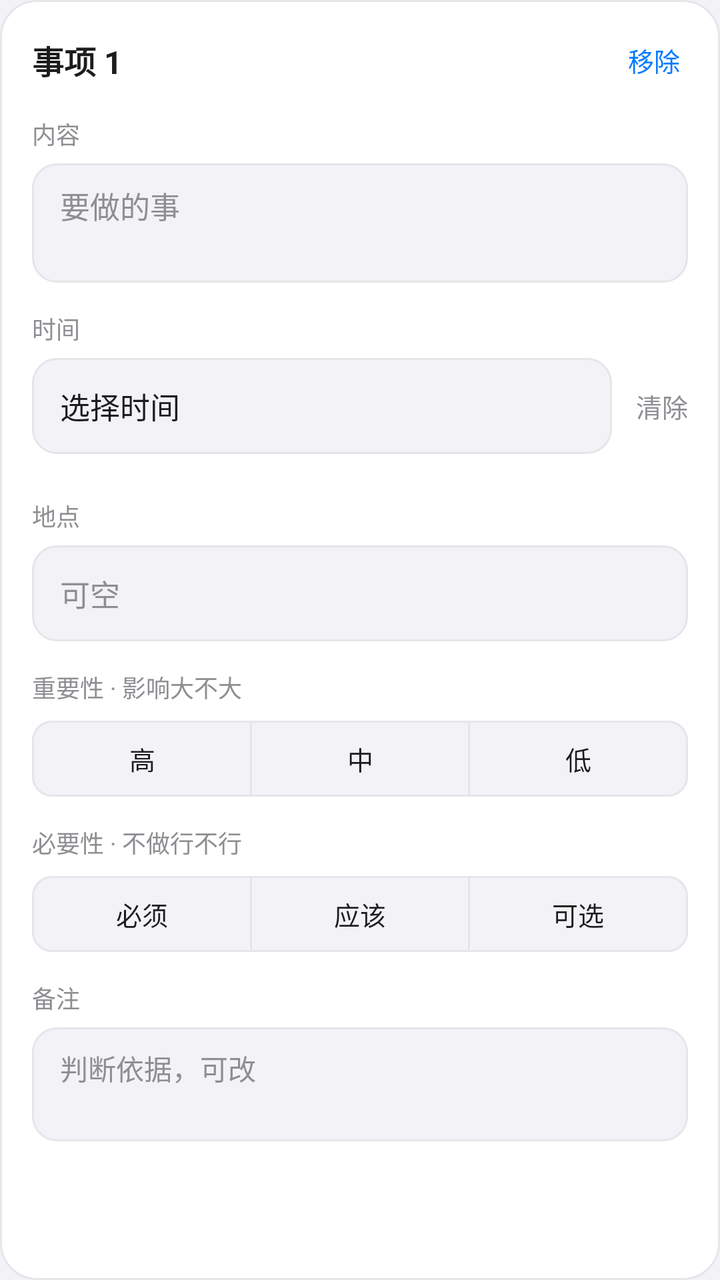
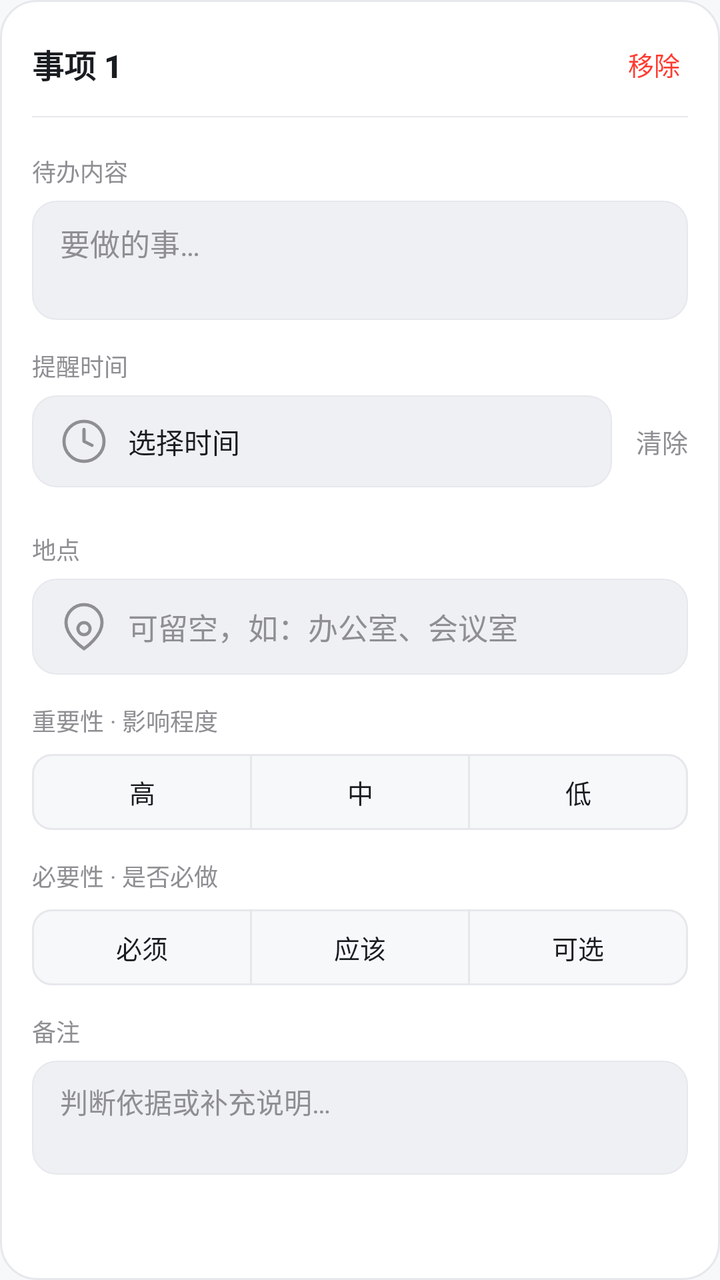

Before-and-after screenshots of an Android layout around one commit, followed by the original layout XML and the change that was made.
<!-- AndroidManifest.xml: application theme Theme.Shiban -->
<!-- res/layout/item_review.xml -->
<?xml version="1.0" encoding="utf-8"?>
<LinearLayout xmlns:android="http://schemas.android.com/apk/res/android"
    xmlns:app="http://schemas.android.com/apk/res-auto"
    android:layout_width="match_parent"
    android:layout_height="wrap_content"
    android:layout_marginTop="12dp"
    android:background="@drawable/bg_card"
    android:orientation="vertical"
    android:paddingLeft="16dp"
    android:paddingTop="14dp"
    android:paddingRight="16dp"
    android:paddingBottom="16dp">

    <LinearLayout
        android:layout_width="match_parent"
        android:layout_height="wrap_content"
        android:gravity="center_vertical"
        android:orientation="horizontal">

        <TextView
            android:id="@+id/index"
            android:layout_width="0dp"
            android:layout_height="wrap_content"
            android:layout_weight="1"
            android:text="事项 1"
            android:textColor="@color/ink"
            android:textSize="16sp"
            android:textStyle="bold" />

        <TextView
            android:id="@+id/remove"
            android:layout_width="wrap_content"
            android:layout_height="32dp"
            android:gravity="center"
            android:paddingLeft="8dp"
            android:paddingRight="4dp"
            android:text="移除"
            android:textColor="@color/seal"
            android:textSize="13sp" />
    </LinearLayout>

    <TextView
        style="@style/ShibanLabel"
        android:layout_marginTop="12dp"
        android:text="内容" />

    <android.widget.EditText
        android:id="@+id/content"
        style="@style/Widget.Shiban.Field"
        android:gravity="top|start"
        android:hint="要做的事"
        android:inputType="textMultiLine|textCapSentences"
        android:minLines="2" />

    <TextView
        style="@style/ShibanLabel"
        android:text="时间" />

    <LinearLayout
        android:layout_width="match_parent"
        android:layout_height="wrap_content"
        android:layout_marginTop="6dp"
        android:gravity="center_vertical"
        android:orientation="horizontal">

        <TextView
            android:id="@+id/timeButton"
            android:layout_width="0dp"
            android:layout_height="48dp"
            android:layout_weight="1"
            android:background="@drawable/bg_input"
            android:gravity="center_vertical"
            android:paddingLeft="14dp"
            android:paddingRight="14dp"
            android:text="选择时间"
            android:textColor="@color/ink"
            android:textSize="15sp" />

        <TextView
            android:id="@+id/timeClear"
            android:layout_width="wrap_content"
            android:layout_height="48dp"
            android:gravity="center"
            android:paddingLeft="12dp"
            android:text="清除"
            android:textColor="@color/muted"
            android:textSize="13sp" />
    </LinearLayout>

    <HorizontalScrollView
        android:layout_width="match_parent"
        android:layout_height="wrap_content"
        android:layout_marginTop="8dp"
        android:scrollbars="none">

        <LinearLayout
            android:id="@+id/timeQuick"
            android:layout_width="wrap_content"
            android:layout_height="wrap_content"
            android:orientation="horizontal" />
    </HorizontalScrollView>

    <TextView
        android:id="@+id/timeOriginal"
        android:layout_width="match_parent"
        android:layout_height="wrap_content"
        android:layout_marginTop="6dp"
        android:textColor="@color/gold"
        android:textSize="12sp"
        android:visibility="gone" />

    <TextView
        style="@style/ShibanLabel"
        android:text="地点" />

    <android.widget.EditText
        android:id="@+id/location"
        style="@style/Widget.Shiban.Field"
        android:hint="可空"
        android:inputType="text" />

    <TextView
        style="@style/ShibanLabel"
        android:text="重要性 · 影响大不大" />

    <com.google.android.material.button.MaterialButtonToggleGroup
        android:id="@+id/importance"
        android:layout_width="match_parent"
        android:layout_height="wrap_content"
        android:layout_marginTop="8dp"
        app:selectionRequired="true"
        app:singleSelection="true">

        <com.google.android.material.button.MaterialButton
            android:id="@+id/impHigh"
            style="@style/Widget.Shiban.Toggle"
            android:layout_width="0dp"
            android:layout_height="wrap_content"
            android:layout_weight="1"
            android:text="高" />

        <com.google.android.material.button.MaterialButton
            android:id="@+id/impMedium"
            style="@style/Widget.Shiban.Toggle"
            android:layout_width="0dp"
            android:layout_height="wrap_content"
            android:layout_weight="1"
            android:text="中" />

        <com.google.android.material.button.MaterialButton
            android:id="@+id/impLow"
            style="@style/Widget.Shiban.Toggle"
            android:layout_width="0dp"
            android:layout_height="wrap_content"
            android:layout_weight="1"
            android:text="低" />
    </com.google.android.material.button.MaterialButtonToggleGroup>

    <TextView
        style="@style/ShibanLabel"
        android:text="必要性 · 不做行不行" />

    <com.google.android.material.button.MaterialButtonToggleGroup
        android:id="@+id/necessity"
        android:layout_width="match_parent"
        android:layout_height="wrap_content"
        android:layout_marginTop="8dp"
        app:selectionRequired="true"
        app:singleSelection="true">

        <com.google.android.material.button.MaterialButton
            android:id="@+id/necMust"
            style="@style/Widget.Shiban.Toggle"
            android:layout_width="0dp"
            android:layout_height="wrap_content"
            android:layout_weight="1"
            android:text="必须" />

        <com.google.android.material.button.MaterialButton
            android:id="@+id/necShould"
            style="@style/Widget.Shiban.Toggle"
            android:layout_width="0dp"
            android:layout_height="wrap_content"
            android:layout_weight="1"
            android:text="应该" />

        <com.google.android.material.button.MaterialButton
            android:id="@+id/necOptional"
            style="@style/Widget.Shiban.Toggle"
            android:layout_width="0dp"
            android:layout_height="wrap_content"
            android:layout_weight="1"
            android:text="可选" />
    </com.google.android.material.button.MaterialButtonToggleGroup>

    <TextView
        style="@style/ShibanLabel"
        android:text="备注" />

    <android.widget.EditText
        android:id="@+id/note"
        style="@style/Widget.Shiban.Field"
        android:gravity="top|start"
        android:hint="判断依据，可改"
        android:inputType="textMultiLine|textCapSentences"
        android:minLines="2"
        android:textSize="14sp" />
</LinearLayout>
<!-- resources referenced by this layout -->
<resources>
  <color name="gold">#8A8A8A</color>
  <color name="ink">#1C1C1E</color>
  <color name="muted">#8E8E93</color>
  <color name="seal">#007AFF</color>
  <!-- drawable bg_card (drawable) -->
  <?xml version="1.0" encoding="utf-8"?>
  <shape xmlns:android="http://schemas.android.com/apk/res/android">
      <solid android:color="@color/card" />
      <stroke
          android:width="1dp"
          android:color="@color/line" />
      <corners android:radius="18dp" />
  </shape>
  <!-- drawable bg_input (drawable) -->
  <?xml version="1.0" encoding="utf-8"?>
  <shape xmlns:android="http://schemas.android.com/apk/res/android">
      <solid android:color="@color/paper" />
      <stroke
          android:width="1dp"
          android:color="@color/line" />
      <corners android:radius="12dp" />
  </shape>
  <style name="ShibanLabel">
          <item name="android:layout_width">wrap_content</item>
          <item name="android:layout_height">wrap_content</item>
          <item name="android:layout_marginTop">14dp</item>
          <item name="android:textColor">@color/muted</item>
          <item name="android:textSize">12sp</item>
      </style>
  <color name="card">#FFFFFF</color>
  <color name="line">#E5E5EA</color>
  <color name="paper">#F2F2F7</color>
  <color name="moss">#3E6B54</color>
  <style name="Widget.Shiban.Button.Text" parent="Widget.Material3.Button.TextButton">
          <item name="android:textAllCaps">false</item>
          <item name="android:textColor">@color/seal</item>
          <item name="android:textSize">14sp</item>
          <item name="android:minHeight">44dp</item>
          <item name="android:insetTop">0dp</item>
          <item name="android:insetBottom">0dp</item>
      </style>
  <!-- unchanged entries left out for length: 5 -->
</resources>

<!-- the commit's change to res/layout/item_review.xml (unified diff, before → after) -->
@@ -7,10 +7,11 @@
     android:background="@drawable/bg_card"
     android:orientation="vertical"
     android:paddingLeft="16dp"
-    android:paddingTop="14dp"
+    android:paddingTop="16dp"
     android:paddingRight="16dp"
-    android:paddingBottom="16dp">
-
+    android:paddingBottom="18dp">
+
+    
     <LinearLayout
         android:layout_width="match_parent"
         android:layout_height="wrap_content"
@@ -22,6 +23,7 @@
             android:layout_width="0dp"
             android:layout_height="wrap_content"
             android:layout_weight="1"
+            android:fontFamily="sans-serif-medium"
             android:text="事项 1"
             android:textColor="@color/ink"
             android:textSize="16sp"
@@ -32,29 +34,37 @@
             android:layout_width="wrap_content"
             android:layout_height="32dp"
             android:gravity="center"
-            android:paddingLeft="8dp"
+            android:paddingLeft="10dp"
             android:paddingRight="4dp"
             android:text="移除"
-            android:textColor="@color/seal"
+            android:textColor="@color/danger"
             android:textSize="13sp" />
     </LinearLayout>
 
-    <TextView
-        style="@style/ShibanLabel"
-        android:layout_marginTop="12dp"
-        android:text="内容" />
+    <View
+        android:layout_width="match_parent"
+        android:layout_height="0.8dp"
+        android:layout_marginTop="10dp"
+        android:layout_marginBottom="4dp"
+        android:background="@color/line" />
+
+    
+    <TextView
+        style="@style/ShibanLabel"
+        android:text="待办内容" />
 
     <android.widget.EditText
         android:id="@+id/content"
         style="@style/Widget.Shiban.Field"
         android:gravity="top|start"
-        android:hint="要做的事"
+        android:hint="要做的事…"
         android:inputType="textMultiLine|textCapSentences"
         android:minLines="2" />
 
-    <TextView
-        style="@style/ShibanLabel"
-        android:text="时间" />
+    
+    <TextView
+        style="@style/ShibanLabel"
+        android:text="提醒时间" />
 
     <LinearLayout
         android:layout_width="match_parent"
@@ -66,20 +76,22 @@
         <TextView
             android:id="@+id/timeButton"
             android:layout_width="0dp"
-            android:layout_height="48dp"
+            android:layout_height="46dp"
             android:layout_weight="1"
             android:background="@drawable/bg_input"
+            android:drawableStart="@drawable/ic_clock"
+            android:drawablePadding="10dp"
             android:gravity="center_vertical"
             android:paddingLeft="14dp"
             android:paddingRight="14dp"
             android:text="选择时间"
             android:textColor="@color/ink"
-            android:textSize="15sp" />
+            android:textSize="14sp" />
 
         <TextView
             android:id="@+id/timeClear"
             android:layout_width="wrap_content"
-            android:layout_height="48dp"
+            android:layout_height="46dp"
             android:gravity="center"
             android:paddingLeft="12dp"
             android:text="清除"
@@ -105,10 +117,11 @@
         android:layout_width="match_parent"
         android:layout_height="wrap_content"
         android:layout_marginTop="6dp"
-        android:textColor="@color/gold"
+        android:textColor="@color/warning"
         android:textSize="12sp"
         android:visibility="gone" />
 
+    
     <TextView
         style="@style/ShibanLabel"
         android:text="地点" />
@@ -116,12 +129,15 @@
     <android.widget.EditText
         android:id="@+id/location"
         style="@style/Widget.Shiban.Field"
-        android:hint="可空"
+        android:drawableStart="@drawable/ic_location"
+        android:drawablePadding="10dp"
+        android:hint="可留空，如：办公室、会议室"
         android:inputType="text" />
 
-    <TextView
-        style="@style/ShibanLabel"
-        android:text="重要性 · 影响大不大" />
+    
+    <TextView
+        style="@style/ShibanLabel"
+        android:text="重要性 · 影响程度" />
 
     <com.google.android.material.button.MaterialButtonToggleGroup
         android:id="@+id/importance"
@@ -156,9 +172,10 @@
             android:text="低" />
     </com.google.android.material.button.MaterialButtonToggleGroup>
 
-    <TextView
-        style="@style/ShibanLabel"
-        android:text="必要性 · 不做行不行" />
+    
+    <TextView
+        style="@style/ShibanLabel"
+        android:text="必要性 · 是否必做" />
 
     <com.google.android.material.button.MaterialButtonToggleGroup
         android:id="@+id/necessity"
@@ -193,6 +210,7 @@
             android:text="可选" />
     </com.google.android.material.button.MaterialButtonToggleGroup>
 
+    
     <TextView
         style="@style/ShibanLabel"
         android:text="备注" />
@@ -201,7 +219,7 @@
         android:id="@+id/note"
         style="@style/Widget.Shiban.Field"
         android:gravity="top|start"
-        android:hint="判断依据，可改"
+        android:hint="判断依据或补充说明…"
         android:inputType="textMultiLine|textCapSentences"
         android:minLines="2"
         android:textSize="14sp" />
<!-- resource entries referenced after the edit -->
@@ -1,9 +1,11 @@
 <!-- resources referenced by this layout -->
 <resources>
-  <color name="gold">#8A8A8A</color>
-  <color name="ink">#1C1C1E</color>
+  <color name="danger">#FF3B30</color>
+  <color name="ink">#191C20</color>
   <color name="muted">#8E8E93</color>
+  <color name="warning">#FF9500</color>
   <color name="seal">#007AFF</color>
+  <color name="paper_deep">#EEF0F3</color>
   <!-- drawable bg_card (drawable) -->
   <?xml version="1.0" encoding="utf-8"?>
   <shape xmlns:android="http://schemas.android.com/apk/res/android">
@@ -15,13 +17,64 @@
   </shape>
   <!-- drawable bg_input (drawable) -->
   <?xml version="1.0" encoding="utf-8"?>
-  <shape xmlns:android="http://schemas.android.com/apk/res/android">
-      <solid android:color="@color/paper" />
-      <stroke
-          android:width="1dp"
-          android:color="@color/line" />
-      <corners android:radius="12dp" />
-  </shape>
+  <selector xmlns:android="http://schemas.android.com/apk/res/android">
+      <item android:state_focused="true">
+          <shape>
+              <solid android:color="@color/card" />
+              <stroke
+                  android:width="1.5dp"
+                  android:color="@color/seal" />
+              <corners android:radius="12dp" />
+          </shape>
+      </item>
+      <item>
+          <shape>
+              <solid android:color="@color/paper_deep" />
+              <stroke
+                  android:width="0.8dp"
+                  android:color="@color/line" />
+              <corners android:radius="12dp" />
+          </shape>
+      </item>
+  </selector>
+  <!-- drawable ic_clock (drawable) -->
+  <?xml version="1.0" encoding="utf-8"?>
+  <vector xmlns:android="http://schemas.android.com/apk/res/android"
+      android:width="24dp"
+      android:height="24dp"
+      android:viewportWidth="24"
+      android:viewportHeight="24">
+      <path
+          android:fillColor="#00000000"
+          android:pathData="M12,22C17.523,22 22,17.523 22,12C22,6.477 17.523,2 12,2C6.477,2 2,6.477 2,12C2,17.523 6.477,22 12,22Z"
+          android:strokeWidth="1.6"
+          android:strokeColor="#8E8E93" />
+      <path
+          android:fillColor="#00000000"
+          android:pathData="M12,6v6l4,2"
+          android:strokeWidth="1.6"
+          android:strokeColor="#8E8E93"
+          android:strokeLineCap="round"
+          android:strokeLineJoin="round" />
+  </vector>
+  <!-- drawable ic_location (drawable) -->
+  <?xml version="1.0" encoding="utf-8"?>
+  <vector xmlns:android="http://schemas.android.com/apk/res/android"
+      android:width="24dp"
+      android:height="24dp"
+      android:viewportWidth="24"
+      android:viewportHeight="24">
+      <path
+          android:fillColor="#00000000"
+          android:pathData="M21,10c0,7 -9,13 -9,13s-9,-6 -9,-13a9,9 0 0,1 18,0z"
+          android:strokeWidth="1.6"
+          android:strokeColor="#8E8E93" />
+      <path
+          android:fillColor="#00000000"
+          android:pathData="M12,10a3,3 0 1,0 0.01,0"
+          android:strokeWidth="1.6"
+          android:strokeColor="#8E8E93" />
+  </vector>
   <style name="ShibanLabel">
           <item name="android:layout_width">wrap_content</item>
           <item name="android:layout_height">wrap_content</item>
@@ -30,9 +83,9 @@
           <item name="android:textSize">12sp</item>
       </style>
   <color name="card">#FFFFFF</color>
-  <color name="line">#E5E5EA</color>
-  <color name="paper">#F2F2F7</color>
-  <color name="moss">#3E6B54</color>
+  <color name="line">#E6E8EC</color>
+  <color name="paper">#F7F8FA</color>
+  <color name="moss">#34C759</color>
   <style name="Widget.Shiban.Button.Text" parent="Widget.Material3.Button.TextButton">
           <item name="android:textAllCaps">false</item>
           <item name="android:textColor">@color/seal</item>
